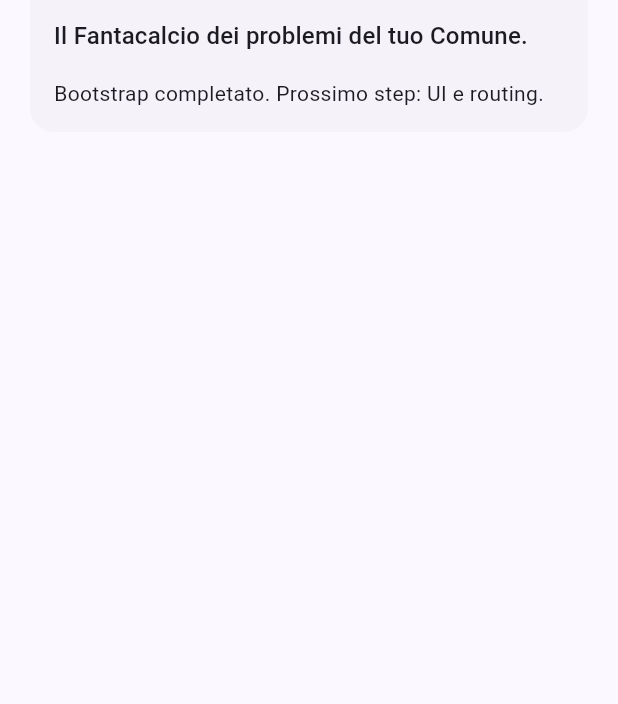
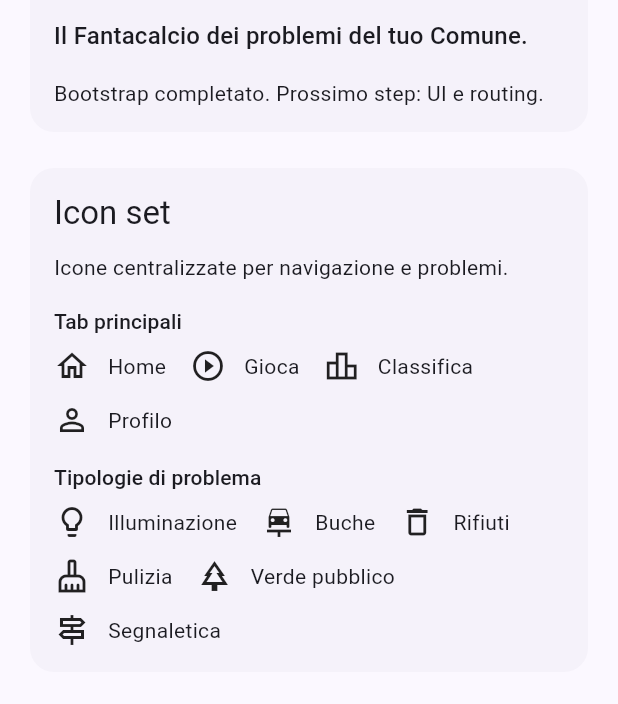
Before and after one commit to gabser/miglioraPaese, a Flutter app: the screen it shows after launch, on a phone screen of 412 x 824 dp, the part 192-896 px from its top. Run offline on Flutter 3.47's test engine with Material 3 defaults, Android fonts, the phone set to English and light mode, and no system bars.

Commit message:
Add centralized icon set and boot screen showcase

```diff
--- /dev/null
+++ b/lib/core/theme/app_icons.dart
@@ -0,0 +1,70 @@
+import 'package:flutter/material.dart';
+import 'package:goodtime/features/game/domain/problem_type.dart';
+
+/// Raccolta centralizzata delle icone usate nell'app.
+class AppIcons {
+  const AppIcons._();
+
+  /// Icona per la tab Home.
+  static const IconData home = Icons.home_outlined;
+
+  /// Icona per la tab di gioco/avvio partita.
+  static const IconData play = Icons.play_circle_outline;
+
+  /// Icona per la tab Classifica.
+  static const IconData leaderboard = Icons.leaderboard_outlined;
+
+  /// Icona per la tab Profilo.
+  static const IconData profile = Icons.person_outline;
+
+  /// Icona per schermate informative.
+  static const IconData info = Icons.info_outline;
+
+  /// Icona per Privacy o gestione dati.
+  static const IconData privacy = Icons.privacy_tip_outlined;
+
+  /// Icona per la condivisione.
+  static const IconData share = Icons.share_outlined;
+
+  /// Icona per le impostazioni.
+  static const IconData settings = Icons.settings_outlined;
+
+  /// Icona per tornare indietro.
+  static const IconData back = Icons.arrow_back;
+
+  /// Restituisce l'icona associata al [ProblemType].
+  static IconData forProblemType(ProblemType type) {
+    switch (type) {
+      case ProblemType.lighting:
+        return Icons.lightbulb_outline;
+      case ProblemType.potholes:
+        return Icons.car_repair;
+      case ProblemType.waste:
+        return Icons.delete_outline;
+      case ProblemType.cleanliness:
+        return Icons.cleaning_services_outlined;
+      case ProblemType.green:
+        return Icons.park_outlined;
+      case ProblemType.signage:
+        return Icons.signpost_outlined;
+    }
+  }
+
+  /// Restituisce la label in italiano associata al [ProblemType].
+  static String labelForProblemType(ProblemType type) {
+    switch (type) {
+      case ProblemType.lighting:
+        return 'Illuminazione';
+      case ProblemType.potholes:
+        return 'Buche';
+      case ProblemType.waste:
+        return 'Rifiuti';
+      case ProblemType.cleanliness:
+        return 'Pulizia';
+      case ProblemType.green:
+        return 'Verde pubblico';
+      case ProblemType.signage:
+        return 'Segnaletica';
+    }
+  }
+}
--- /dev/null
+++ b/lib/core/widgets/icon_label.dart
@@ -0,0 +1,44 @@
+import 'package:flutter/material.dart';
+import 'package:goodtime/core/theme/app_tokens.dart';
+
+/// Widget riusabile che abbina un'icona a un testo con semantica accessibile.
+class IconLabel extends StatelessWidget {
+  const IconLabel({
+    required this.icon,
+    required this.text,
+    this.iconSize,
+    super.key,
+  });
+
+  /// Icona da mostrare.
+  final IconData icon;
+
+  /// Testo associato all'icona.
+  final String text;
+
+  /// Dimensione opzionale dell'icona.
+  final double? iconSize;
+
+  @override
+  Widget build(BuildContext context) {
+    final textTheme = Theme.of(context).textTheme;
+
+    return Semantics(
+      label: text,
+      child: Row(
+        mainAxisSize: MainAxisSize.min,
+        children: [
+          Icon(
+            icon,
+            size: iconSize,
+          ),
+          const SizedBox(width: AppTokens.s12),
+          Text(
+            text,
+            style: textTheme.bodyMedium,
+          ),
+        ],
+      ),
+    );
+  }
+}
--- a/lib/features/boot/boot_screen.dart
+++ b/lib/features/boot/boot_screen.dart
@@ -1,6 +1,9 @@
 import 'package:flutter/material.dart';
+import 'package:goodtime/core/theme/app_icons.dart';
 import 'package:goodtime/core/theme/app_tokens.dart';
+import 'package:goodtime/core/widgets/icon_label.dart';
 import 'package:goodtime/core/widgets/max_width_container.dart';
+import 'package:goodtime/features/game/domain/problem_type.dart';
 
 /// Schermata iniziale che conferma l'avvio e presenta il tema base.
 class BootScreen extends StatelessWidget {
@@ -46,6 +49,72 @@ class BootScreen extends StatelessWidget {
                   ),
                 ),
               ),
+              const SizedBox(height: AppTokens.s16),
+              Card(
+                child: Padding(
+                  padding: const EdgeInsets.all(AppTokens.s16),
+                  child: Column(
+                    crossAxisAlignment: CrossAxisAlignment.start,
+                    children: [
+                      Text(
+                        'Icon set',
+                        style: textTheme.titleLarge,
+                      ),
+                      const SizedBox(height: AppTokens.s12),
+                      Text(
+                        'Icone centralizzate per navigazione e problemi.',
+                        style: textTheme.bodyMedium,
+                      ),
+                      const SizedBox(height: AppTokens.s16),
+                      Text(
+                        'Tab principali',
+                        style: textTheme.titleSmall,
+                      ),
+                      const SizedBox(height: AppTokens.s8),
+                      Wrap(
+                        spacing: AppTokens.s16,
+                        runSpacing: AppTokens.s12,
+                        children: const [
+                          IconLabel(
+                            icon: AppIcons.home,
+                            text: 'Home',
+                          ),
+                          IconLabel(
+                            icon: AppIcons.play,
+                            text: 'Gioca',
+                          ),
+                          IconLabel(
+                            icon: AppIcons.leaderboard,
+                            text: 'Classifica',
+                          ),
+                          IconLabel(
+                            icon: AppIcons.profile,
+                            text: 'Profilo',
+                          ),
+                        ],
+                      ),
+                      const SizedBox(height: AppTokens.s16),
+                      Text(
+                        'Tipologie di problema',
+                        style: textTheme.titleSmall,
+                      ),
+                      const SizedBox(height: AppTokens.s8),
+                      Wrap(
+                        spacing: AppTokens.s16,
+                        runSpacing: AppTokens.s12,
+                        children: ProblemType.values
+                            .map(
+                              (type) => IconLabel(
+                                icon: AppIcons.forProblemType(type),
+                                text: AppIcons.labelForProblemType(type),
+                              ),
+                            )
+                            .toList(),
+                      ),
+                    ],
+                  ),
+                ),
+              ),
             ],
           ),
         ),
--- /dev/null
+++ b/lib/features/game/domain/problem_type.dart
@@ -0,0 +1,9 @@
+/// Tipologie di problema civico gestite dall'applicazione.
+enum ProblemType {
+  lighting,
+  potholes,
+  waste,
+  cleanliness,
+  green,
+  signage,
+}
```
